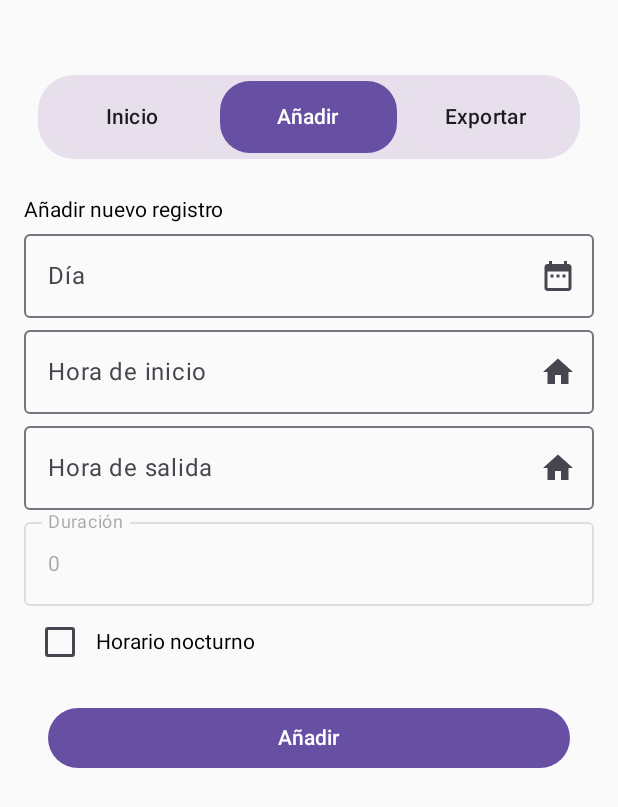
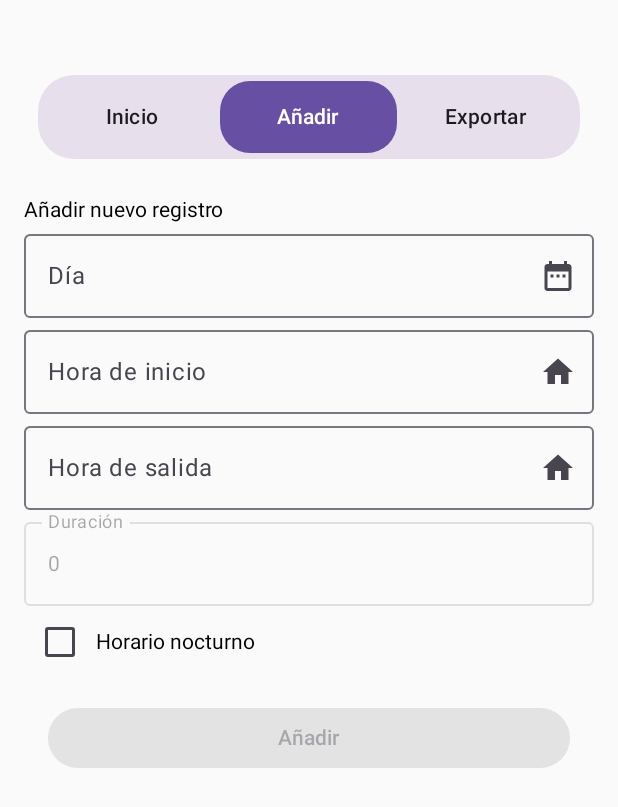
Before and after one commit to rmarcosr/rasJob, an Android app built with Jetpack Compose: the screen it shows after launch (MainActivity), after a tap on "Añadir", on a phone screen of 412 x 824 dp. Shown: the top 807 px of the screen. Run offline under Robolectric (Android 15) with nearby library versions, the phone set to English and light mode, and no system bars.

Commit message:
fix: disable add button if fields are empty and clear fields after adding

```diff
--- a/app/src/main/java/dev/rmarcosr/rasjob/screens/AddWorkLog.kt
+++ b/app/src/main/java/dev/rmarcosr/rasjob/screens/AddWorkLog.kt
@@ -79,6 +79,7 @@ fun AddScreen(navController: NavController, viewModel: MainViewModel, context: C
         }
 
         // Button to add the work log
+        if (viewModel.day != "" && viewModel.start != "" && viewModel.end != ""){
             Button(onClick = {
                 val newWorkLog = WorkLog(viewModel.day, viewModel.start, viewModel.end, duration, isNight)
                 addNewWorkLog(newWorkLog, viewModel, context, navController)
@@ -86,7 +87,14 @@ fun AddScreen(navController: NavController, viewModel: MainViewModel, context: C
                 .padding(16.dp)
                 .fillMaxWidth())
             {Text(text = "Añadir")}
-
+        } else {
+            Button(onClick = {},
+                enabled = false,
+                modifier = Modifier
+                .padding(16.dp)
+                .fillMaxWidth())
+            {Text(text = "Añadir")}
+        }
     }
 }
 
@@ -139,5 +147,8 @@ fun addNewWorkLog(newWorkLog: WorkLog, viewModel: MainViewModel, context: Contex
     viewModel.workLogsList.add(newWorkLog)
     viewModel.orderByDates()
     viewModel.saveDataToFile(context)
+    viewModel.day = ""
+    viewModel.start = ""
+    viewModel.end = ""
     return navController.navigate("home")
 }
```
Lines whose indentation alone changed are shown as unchanged.
